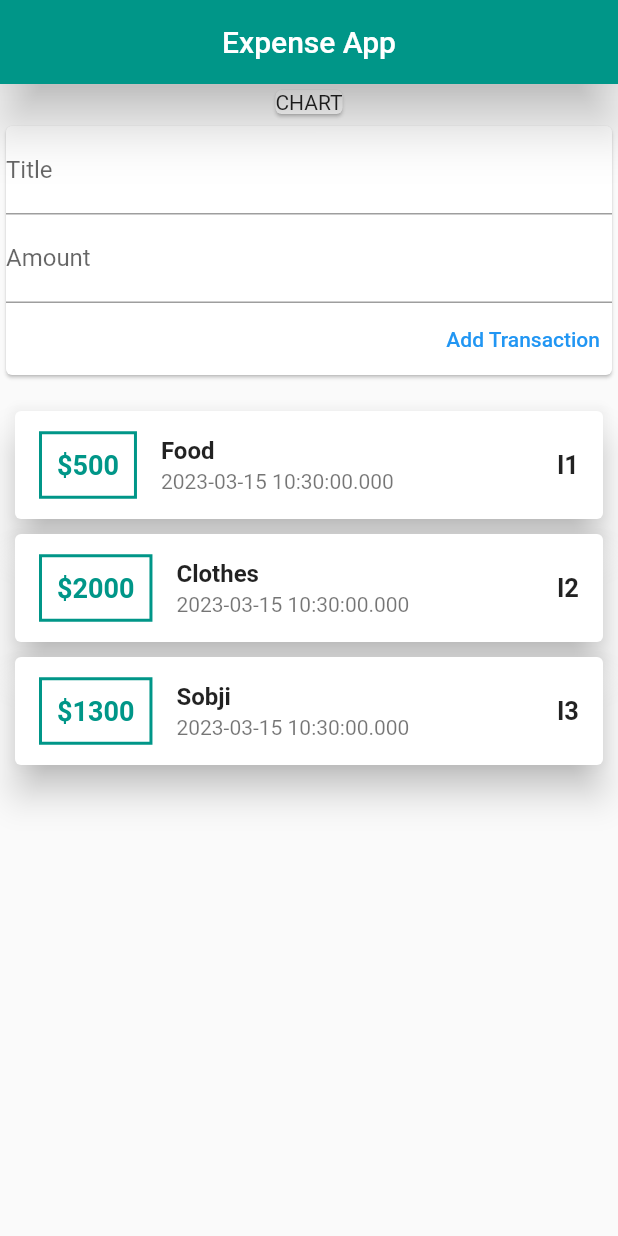
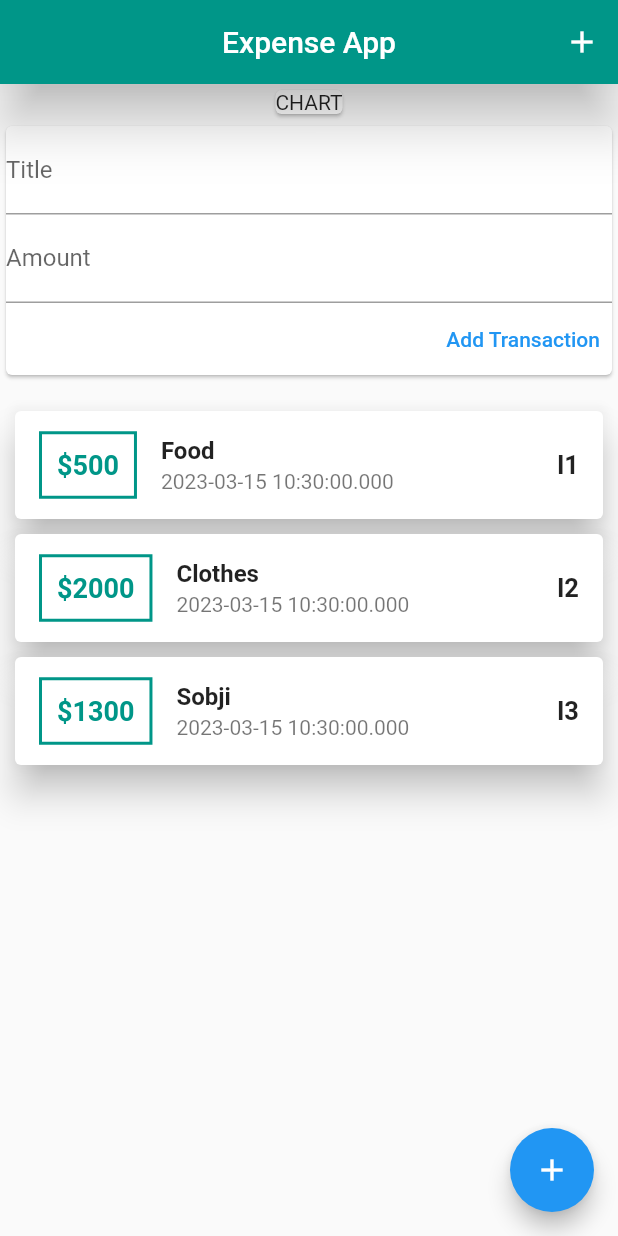
Before and after one commit to PriyangshuJS/Expense-App, a Flutter app: the screen it shows after launch, after a tap on "Add Transaction", on a phone screen of 412 x 824 dp. Run offline on Flutter 3.47's test engine with Material 2 defaults, Android fonts, the phone set to English and light mode, and no system bars.

Commit message:
before add transaction is inside button

```diff
--- a/lib/main.dart
+++ b/lib/main.dart
@@ -30,6 +30,16 @@ class HomePage extends StatelessWidget {
         centerTitle: true,
         backgroundColor: Colors.teal,
         elevation: 15,
+        // ignore: prefer_const_literals_to_create_immutables
+        actions: [
+          const IconButton(
+            icon: Icon(
+              Icons.add,
+              color: Colors.white,
+            ),
+            onPressed: null,
+          ),
+        ],
       ),
       body: SingleChildScrollView(
         child: Column(
@@ -38,6 +48,10 @@ class HomePage extends StatelessWidget {
           children: [const UserTransaction()],
         ),
       ),
+      floatingActionButton: FloatingActionButton(
+        onPressed: null,
+        child: Icon(Icons.add),
+      ),
     );
   }
 }
--- a/lib/widget/new_tansaction.dart
+++ b/lib/widget/new_tansaction.dart
@@ -4,6 +4,14 @@ class NewTransaction extends StatelessWidget {
   final Function addtx;
   final titleController = TextEditingController();
   final amountController = TextEditingController();
+  void onSubmit() {
+    final titlesub = titleController.text;
+    final amountsub = int.parse(amountController.text);
+    if (titlesub.isEmpty || amountsub <= 0) {
+      return;
+    }
+    addtx(titlesub, amountsub);
+  }
 
   NewTransaction(this.addtx, {super.key});
 
@@ -13,19 +21,20 @@ class NewTransaction extends StatelessWidget {
       child: Column(
         crossAxisAlignment: CrossAxisAlignment.end,
         children: [
-          TextField(
+          TextFormField(
             decoration: const InputDecoration(labelText: "Title"),
             controller: titleController,
+            onChanged: (_) => onSubmit,
           ),
-          TextField(
+          TextFormField(
             decoration: const InputDecoration(labelText: "Amount"),
             controller: amountController,
+            keyboardType: TextInputType.number,
+            onChanged: (_) => onSubmit,
           ),
           TextButton(
+            onPressed: onSubmit,
             child: const Text("Add Transaction"),
-            onPressed: () {
-              addtx(titleController.text, int.parse(amountController.text));
-            },
           ),
         ],
       ),
--- a/lib/widget/transaction_list.dart
+++ b/lib/widget/transaction_list.dart
@@ -11,26 +11,24 @@ class TransactionList extends StatelessWidget {
   Widget build(BuildContext context) {
     return SizedBox(
       height: 500,
-      child: ListView(
-        //This column holds all the transactions.
-        children: usertransaction.map(
-          (tx) {
+      child: ListView.builder(
+        itemBuilder: (context, index) {
           return Card(
             elevation: 10,
             margin: const EdgeInsets.symmetric(vertical: 5, horizontal: 10),
             child: ListTile(
               title: Text(
-                  tx.title,
+                usertransaction[index].title,
                 style: const TextStyle(fontWeight: FontWeight.bold),
               ),
               trailing: Text(
-                  tx.id,
+                usertransaction[index].id,
                 style: const TextStyle(
                   fontSize: 17,
                   fontWeight: FontWeight.bold,
                 ),
               ),
-                subtitle: Text(tx.date.toString()),
+              subtitle: Text(usertransaction[index].date.toString()),
               leading: Container(
                 decoration: BoxDecoration(
                   border: Border.all(
@@ -40,7 +38,7 @@ class TransactionList extends StatelessWidget {
                 ),
                 padding: const EdgeInsets.all(10),
                 child: Text(
-                    "\$${tx.amount}",
+                  "\$${usertransaction[index].amount}",
                   style: const TextStyle(
                     fontSize: 18,
                     fontWeight: FontWeight.bold,
@@ -51,7 +49,7 @@ class TransactionList extends StatelessWidget {
             ),
           );
         },
-        ).toList(),
+        itemCount: usertransaction.length,
       ),
     );
   }
```
Lines whose indentation alone changed are shown as unchanged.
